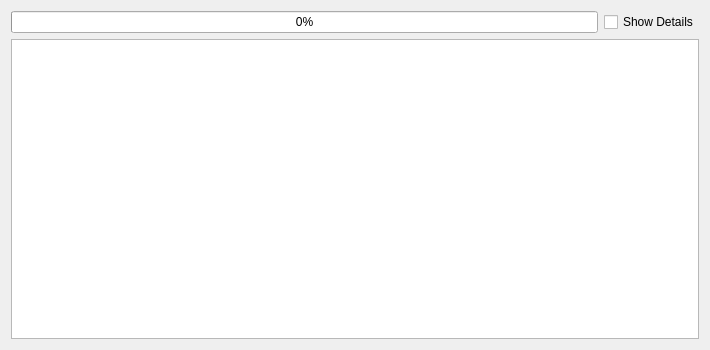
This is src/avroutputdialog.ui in roberto1903/companion9x as Qt 5 draws it before an edit. The edited form follows.
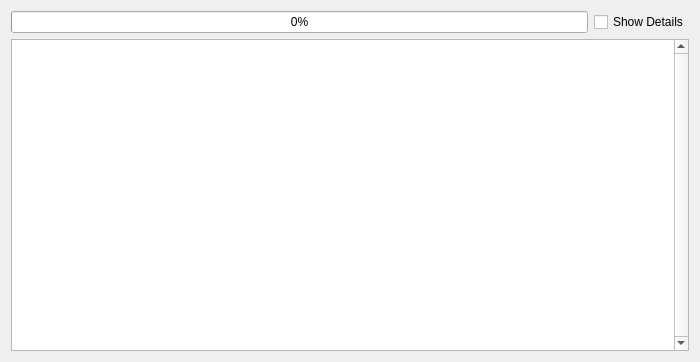
This is the edited form. Icons and pictures are not drawn.

Commit message: Better settings for the ui under linux and win...

Diff of the .ui file:
```diff
--- a/src/avroutputdialog.ui
+++ b/src/avroutputdialog.ui
@@ -6,19 +6,19 @@
    <rect>
     <x>0</x>
     <y>0</y>
-    <width>710</width>
-    <height>336</height>
+    <width>700</width>
+    <height>348</height>
    </rect>
   </property>
   <property name="sizePolicy">
-   <sizepolicy hsizetype="MinimumExpanding" vsizetype="MinimumExpanding">
+   <sizepolicy hsizetype="Preferred" vsizetype="Minimum">
     <horstretch>0</horstretch>
     <verstretch>0</verstretch>
    </sizepolicy>
   </property>
   <property name="minimumSize">
    <size>
-    <width>710</width>
+    <width>700</width>
     <height>0</height>
    </size>
   </property>
@@ -72,23 +72,26 @@
       <bool>true</bool>
      </property>
      <property name="sizePolicy">
-      <sizepolicy hsizetype="MinimumExpanding" vsizetype="Preferred">
-       <horstretch>12</horstretch>
-       <verstretch>12</verstretch>
+      <sizepolicy hsizetype="Expanding" vsizetype="Expanding">
+       <horstretch>0</horstretch>
+       <verstretch>0</verstretch>
       </sizepolicy>
      </property>
      <property name="minimumSize">
       <size>
-       <width>677</width>
-       <height>300</height>
+       <width>0</width>
+       <height>312</height>
       </size>
      </property>
      <property name="font">
       <font>
-       <family>Arial</family>
-       <pointsize>14</pointsize>
+       <family>Courier</family>
+       <pointsize>10</pointsize>
       </font>
      </property>
+     <property name="verticalScrollBarPolicy">
+      <enum>Qt::ScrollBarAlwaysOn</enum>
+     </property>
      <property name="lineWrapMode">
       <enum>QPlainTextEdit::WidgetWidth</enum>
      </property>
```
